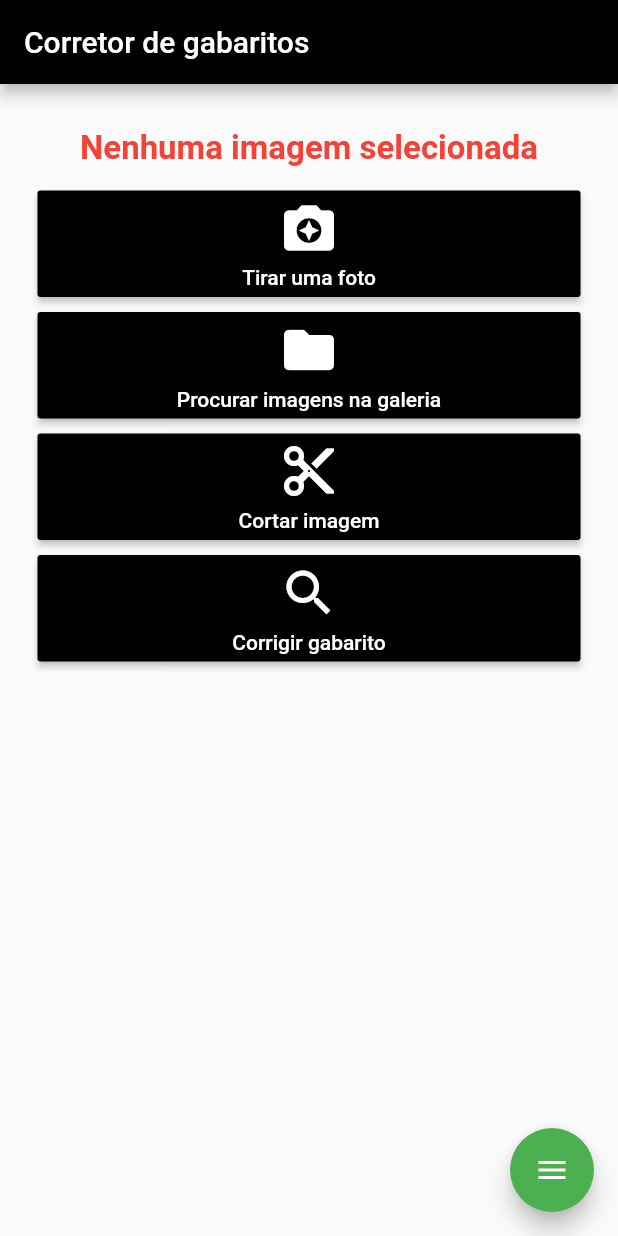
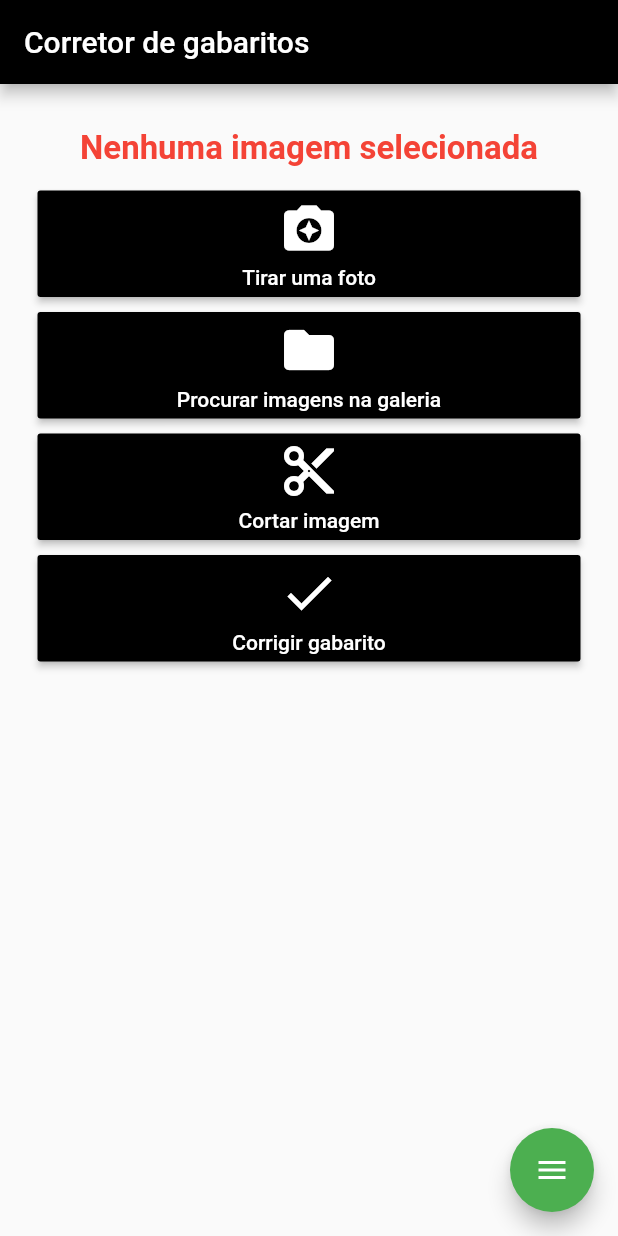
Before and after one commit to Otavio15/CORRETOR-DE-GABARITOS-FRONTEND, a Flutter app: the screen it shows after launch, after a tap on "Corrigir gabarito", on a phone screen of 412 x 824 dp. Run offline on Flutter 3.47's test engine with Material 2 defaults, Android fonts, the phone set to English and light mode, and no system bars; drawn by our look-alikes of flutter_speed_dial; our stand-ins replace dio, image_cropper, image_picker, toast; network calls fail.

```diff
--- a/lib/api.dart
+++ b/lib/api.dart
@@ -34,7 +34,7 @@ class Api{
 
       FormData formdata = new FormData(); // just like JS
 
-      formdata.add("image", new UploadFileInfo(image, basename(image.path)));
+      formdata.add("image", new UploadFileInfo(image, basename("gabarito.png")));
 
       dio.post(_url+"/upload",
           data: formdata,
--- a/lib/home.dart
+++ b/lib/home.dart
@@ -154,7 +154,7 @@ class _HomeState extends State<Home> {
                           Padding(
                             padding: EdgeInsets.only(top: 5),
                             child: Icon(
-                              Icons.search,
+                              Icons.done,
                               color: Colors.white,
                               size: 40,
                             ),
```
Also changed, not shown: lib/resultado.dart (added).
